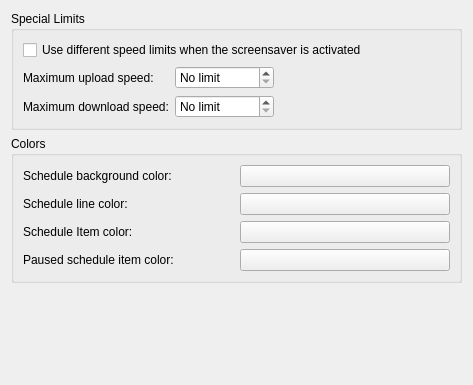
KDE/ktorrent, file plugins/bwscheduler/bwprefpage.ui: the form before one commit.
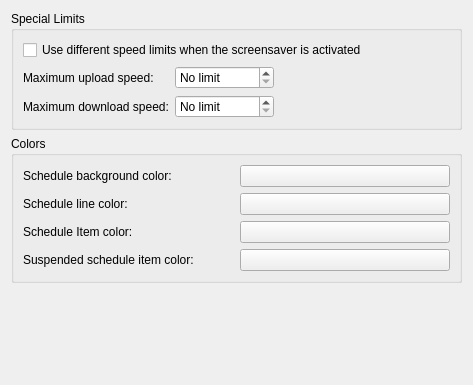
The form after the commit. Custom widgets are drawn as their Qt base class.

Patch:
```diff
--- a/plugins/bwscheduler/bwprefpage.ui
+++ b/plugins/bwscheduler/bwprefpage.ui
@@ -159,7 +159,7 @@
       <item row="3" column="0" >
        <widget class="QLabel" name="label_5" >
         <property name="text" >
-         <string>Paused schedule item color:</string>
+         <string>Suspended schedule item color:</string>
         </property>
        </widget>
       </item>
```
Left out of the diff: 4 changed lines with no effect on the pictures.
